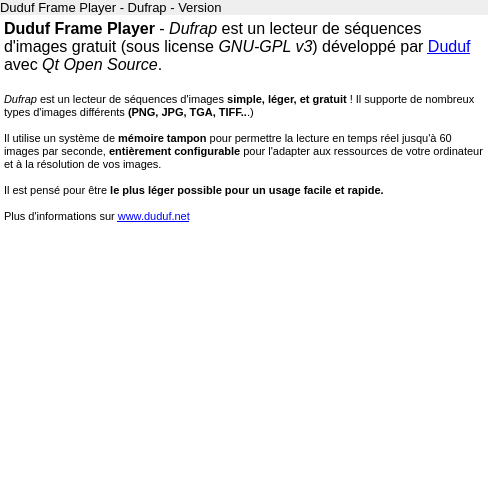
This is src/about.ui in RxLaboratory/Dufrap as Qt 5 draws it before an edit. The edited form follows.
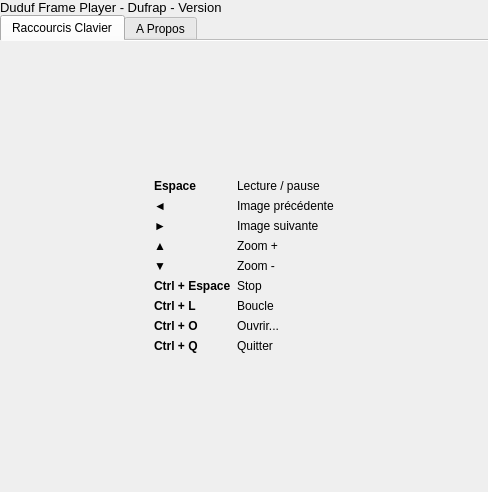
This is the edited form. Icons and pictures are not drawn.

Commit message: Improved about window #15

Diff of the .ui file:
```diff
--- a/src/about.ui
+++ b/src/about.ui
@@ -17,7 +17,7 @@
    <iconset resource="ressources.qrc">
     <normaloff>:/icones/duduf</normaloff>:/icones/duduf</iconset>
   </property>
-  <layout class="QVBoxLayout" name="verticalLayout">
+  <layout class="QVBoxLayout" name="verticalLayout_2">
    <property name="spacing">
     <number>0</number>
    </property>
@@ -46,12 +46,236 @@
     </widget>
    </item>
    <item>
-    <widget class="QTextEdit" name="textEdit">
-     <property name="frameShape">
-      <enum>QFrame::NoFrame</enum>
+    <widget class="QTabWidget" name="tabWidget">
+     <property name="currentIndex">
+      <number>0</number>
      </property>
-     <property name="html">
-      <string>&lt;!DOCTYPE HTML PUBLIC &quot;-//W3C//DTD HTML 4.0//EN&quot; &quot;http://www.w3.org/TR/REC-html40/strict.dtd&quot;&gt;
+     <property name="documentMode">
+      <bool>true</bool>
+     </property>
+     <widget class="QWidget" name="tab">
+      <attribute name="title">
+       <string>Raccourcis Clavier</string>
+      </attribute>
+      <layout class="QVBoxLayout" name="verticalLayout_3">
+       <item alignment="Qt::AlignHCenter|Qt::AlignVCenter">
+        <widget class="QWidget" name="widget" native="true">
+         <layout class="QFormLayout" name="formLayout">
+          <property name="fieldGrowthPolicy">
+           <enum>QFormLayout::AllNonFixedFieldsGrow</enum>
+          </property>
+          <item row="0" column="0">
+           <widget class="QLabel" name="label_6">
+            <property name="font">
+             <font>
+              <weight>75</weight>
+              <bold>true</bold>
+             </font>
+            </property>
+            <property name="text">
+             <string>Espace</string>
+            </property>
+           </widget>
+          </item>
+          <item row="0" column="1">
+           <widget class="QLabel" name="label_4">
+            <property name="text">
+             <string>Lecture / pause</string>
+            </property>
+           </widget>
+          </item>
+          <item row="1" column="0">
+           <widget class="QLabel" name="label_7">
+            <property name="font">
+             <font>
+              <weight>75</weight>
+              <bold>true</bold>
+             </font>
+            </property>
+            <property name="text">
+             <string>◄</string>
+            </property>
+           </widget>
+          </item>
+          <item row="1" column="1">
+           <widget class="QLabel" name="label_8">
+            <property name="text">
+             <string>Image précédente</string>
+            </property>
+           </widget>
+          </item>
+          <item row="2" column="0">
+           <widget class="QLabel" name="label_9">
+            <property name="font">
+             <font>
+              <weight>75</weight>
+              <bold>true</bold>
+             </font>
+            </property>
+            <property name="text">
+             <string>►</string>
+            </property>
+           </widget>
+          </item>
+          <item row="2" column="1">
+           <widget class="QLabel" name="label_10">
+            <property name="text">
+             <string>Image suivante</string>
+            </property>
+           </widget>
+          </item>
+          <item row="3" column="0">
+           <widget class="QLabel" name="label_17">
+            <property name="font">
+             <font>
+              <weight>75</weight>
+              <bold>true</bold>
+             </font>
+            </property>
+            <property name="text">
+             <string>▲</string>
+            </property>
+           </widget>
+          </item>
+          <item row="3" column="1">
+           <widget class="QLabel" name="label_18">
+            <property name="text">
+             <string>Zoom +</string>
+            </property>
+           </widget>
+          </item>
+          <item row="4" column="0">
+           <widget class="QLabel" name="label_23">
+            <property name="font">
+             <font>
+              <weight>75</weight>
+              <bold>true</bold>
+             </font>
+            </property>
+            <property name="text">
+             <string>▼</string>
+            </property>
+           </widget>
+          </item>
+          <item row="4" column="1">
+           <widget class="QLabel" name="label_24">
+            <property name="text">
+             <string>Zoom -</string>
+            </property>
+           </widget>
+          </item>
+          <item row="5" column="0">
+           <widget class="QLabel" name="label_15">
+            <property name="font">
+             <font>
+              <weight>75</weight>
+              <bold>true</bold>
+             </font>
+            </property>
+            <property name="text">
+             <string>Ctrl + Espace</string>
+            </property>
+           </widget>
+          </item>
+          <item row="5" column="1">
+           <widget class="QLabel" name="label_16">
+            <property name="text">
+             <string>Stop</string>
+            </property>
+           </widget>
+          </item>
+          <item row="6" column="0">
+           <widget class="QLabel" name="label_21">
+            <property name="font">
+             <font>
+              <weight>75</weight>
+              <bold>true</bold>
+             </font>
+            </property>
+            <property name="text">
+             <string>Ctrl + L</string>
+            </property>
+           </widget>
+          </item>
+          <item row="6" column="1">
+           <widget class="QLabel" name="label_22">
+            <property name="text">
+             <string>Boucle</string>
+            </property>
+           </widget>
+          </item>
+          <item row="7" column="0">
+           <widget class="QLabel" name="label_11">
+            <property name="font">
+             <font>
+              <weight>75</weight>
+              <bold>true</bold>
+             </font>
+            </property>
+            <property name="text">
+             <string>Ctrl + O</string>
+            </property>
+           </widget>
+          </item>
+          <item row="7" column="1">
+           <widget class="QLabel" name="label_12">
+            <property name="text">
+             <string>Ouvrir...</string>
+            </property>
+           </widget>
+          </item>
+          <item row="8" column="0">
+           <widget class="QLabel" name="label_13">
+            <property name="font">
+             <font>
+              <weight>75</weight>
+              <bold>true</bold>
+             </font>
+            </property>
+            <property name="text">
+             <string>Ctrl + Q</string>
+            </property>
+           </widget>
+          </item>
+          <item row="8" column="1">
+           <widget class="QLabel" name="label_14">
+            <property name="text">
+             <string>Quitter</string>
+            </property>
+           </widget>
+          </item>
+         </layout>
+        </widget>
+       </item>
+      </layout>
+     </widget>
+     <widget class="QWidget" name="tab_2">
+      <attribute name="title">
+       <string>A Propos</string>
+      </attribute>
+      <layout class="QVBoxLayout" name="verticalLayout">
+       <property name="spacing">
+        <number>0</number>
+       </property>
+       <property name="leftMargin">
+        <number>0</number>
+       </property>
+       <property name="topMargin">
+        <number>0</number>
+       </property>
+       <property name="rightMargin">
+        <number>0</number>
+       </property>
+       <property name="bottomMargin">
+        <number>0</number>
+       </property>
+       <item>
+        <widget class="QTextEdit" name="textEdit">
+         <property name="frameShape">
+          <enum>QFrame::NoFrame</enum>
+         </property>
+         <property name="html">
+          <string>&lt;!DOCTYPE HTML PUBLIC &quot;-//W3C//DTD HTML 4.0//EN&quot; &quot;http://www.w3.org/TR/REC-html40/strict.dtd&quot;&gt;
 &lt;html&gt;&lt;head&gt;&lt;meta name=&quot;qrichtext&quot; content=&quot;1&quot; /&gt;&lt;style type=&quot;text/css&quot;&gt;
 p, li { white-space: pre-wrap; }
 &lt;/style&gt;&lt;/head&gt;&lt;body style=&quot; font-family:'MS Shell Dlg 2'; font-size:8.25pt; font-weight:400; font-style:normal;&quot;&gt;
@@ -65,10 +289,14 @@
 &lt;p style=&quot; margin-top:0px; margin-bottom:0px; margin-left:0px; margin-right:0px; -qt-block-indent:0; text-indent:0px;&quot;&gt;&lt;span style=&quot; font-size:8pt;&quot;&gt;Il est pensé pour être &lt;/span&gt;&lt;span style=&quot; font-size:8pt; font-weight:600;&quot;&gt;le plus léger possible pour un usage facile et rapide.&lt;/span&gt;&lt;/p&gt;
 &lt;p style=&quot;-qt-paragraph-type:empty; margin-top:0px; margin-bottom:0px; margin-left:0px; margin-right:0px; -qt-block-indent:0; text-indent:0px; font-size:8pt;&quot;&gt;&lt;br /&gt;&lt;/p&gt;
 &lt;p style=&quot; margin-top:0px; margin-bottom:0px; margin-left:0px; margin-right:0px; -qt-block-indent:0; text-indent:0px;&quot;&gt;&lt;span style=&quot; font-size:8pt;&quot;&gt;Plus d'informations sur &lt;/span&gt;&lt;a href=&quot;http://www.duduf.net&quot;&gt;&lt;span style=&quot; font-size:8pt; text-decoration: underline; color:#0000ff;&quot;&gt;www.duduf.net&lt;/span&gt;&lt;/a&gt;&lt;/p&gt;&lt;/body&gt;&lt;/html&gt;</string>
-     </property>
-     <property name="textInteractionFlags">
-      <set>Qt::LinksAccessibleByKeyboard|Qt::LinksAccessibleByMouse</set>
-     </property>
+         </property>
+         <property name="textInteractionFlags">
+          <set>Qt::LinksAccessibleByKeyboard|Qt::LinksAccessibleByMouse</set>
+         </property>
+        </widget>
+       </item>
+      </layout>
+     </widget>
     </widget>
    </item>
   </layout>
```
The commit also changes 1 other file.
